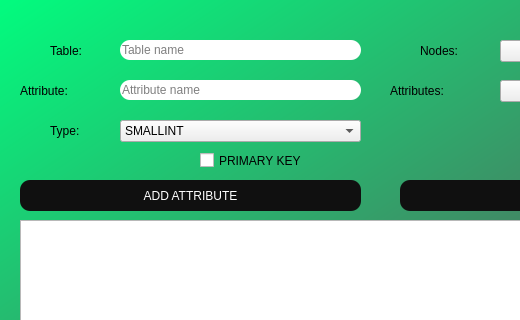
The window that GUI/horizontalWindow.ui (Solis-Steven/databaseProject2) describes before a commit, drawn with Qt 5; both pictures show x 0 to 520 and y 90 to 410 of the 800 by 600 pixel window.
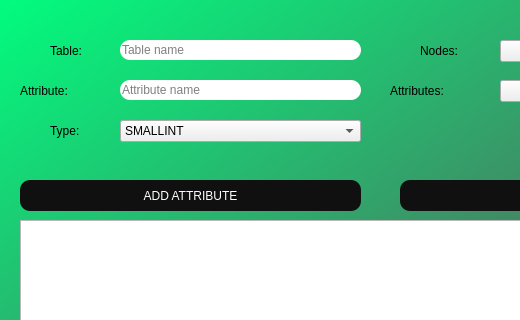
The same window after the commit.

```diff
--- a/GUI/horizontalWindow.ui
+++ b/GUI/horizontalWindow.ui
@@ -369,22 +369,6 @@
      <string>ADD ATTRIBUTE</string>
     </property>
    </widget>
-   <widget class="QCheckBox" name="chbPrimaryKey">
-    <property name="geometry">
-     <rect>
-      <x>200</x>
-      <y>240</y>
-      <width>161</width>
-      <height>21</height>
-     </rect>
-    </property>
-    <property name="styleSheet">
-     <string notr="true">font: 16pt &quot;Arial&quot;;</string>
-    </property>
-    <property name="text">
-     <string>PRIMARY KEY</string>
-    </property>
-   </widget>
   </widget>
  </widget>
  <resources/>
```
